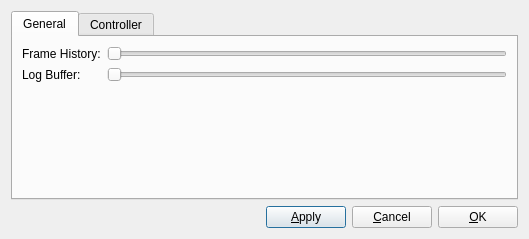
This is heliview/src/SettingsDialog.ui in gcsmith/ktgt-uav-desktop as Qt 5 draws it before an edit. The edited form follows.
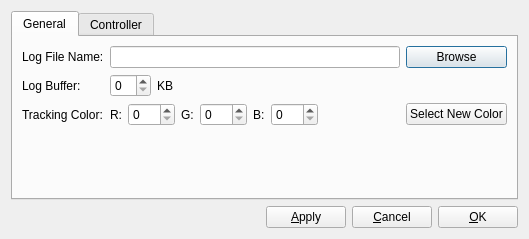
This is the edited form.

Diff of the .ui file:
```diff
--- a/heliview/src/SettingsDialog.ui
+++ b/heliview/src/SettingsDialog.ui
@@ -31,16 +31,9 @@
       </attribute>
       <layout class="QGridLayout" name="gridLayout">
        <item row="0" column="0">
-        <widget class="QLabel" name="label">
+        <widget class="QLabel" name="lbLogFileName">
          <property name="text">
-          <string>Frame History:</string>
-         </property>
-        </widget>
-       </item>
-       <item row="0" column="1">
-        <widget class="QSlider" name="horizontalSlider">
-         <property name="orientation">
-          <enum>Qt::Horizontal</enum>
+          <string>Log File Name:</string>
          </property>
         </widget>
        </item>
@@ -51,14 +44,7 @@
          </property>
         </widget>
        </item>
-       <item row="1" column="1">
-        <widget class="QSlider" name="horizontalSlider_2">
-         <property name="orientation">
-          <enum>Qt::Horizontal</enum>
-         </property>
-        </widget>
-       </item>
-       <item row="2" column="1">
+       <item row="4" column="4">
         <spacer name="verticalSpacer">
          <property name="orientation">
           <enum>Qt::Vertical</enum>
@@ -71,6 +57,116 @@
          </property>
         </spacer>
        </item>
+       <item row="0" column="2">
+        <widget class="QLineEdit" name="leLogFileName"/>
+       </item>
+       <item row="0" column="4">
+        <widget class="QPushButton" name="pbLogFile">
+         <property name="text">
+          <string>Browse</string>
+         </property>
+        </widget>
+       </item>
+       <item row="2" column="0">
+        <widget class="QLabel" name="label">
+         <property name="text">
+          <string>Tracking Color:</string>
+         </property>
+        </widget>
+       </item>
+       <item row="2" column="2">
+        <layout class="QHBoxLayout" name="horizontalLayout_2">
+         <item>
+          <widget class="QLabel" name="lbR">
+           <property name="text">
+            <string>R:</string>
+           </property>
+          </widget>
+         </item>
+         <item>
+          <widget class="QSpinBox" name="sbR">
+           <property name="maximum">
+            <number>255</number>
+           </property>
+          </widget>
+         </item>
+         <item>
+          <widget class="QLabel" name="lbG">
+           <property name="text">
+            <string>G:</string>
+           </property>
+          </widget>
+         </item>
+         <item>
+          <widget class="QSpinBox" name="sbG">
+           <property name="maximum">
+            <number>255</number>
+           </property>
+          </widget>
+         </item>
+         <item>
+          <widget class="QLabel" name="lbB">
+           <property name="text">
+            <string>B:</string>
+           </property>
+          </widget>
+         </item>
+         <item>
+          <widget class="QSpinBox" name="sbB">
+           <property name="maximum">
+            <number>255</number>
+           </property>
+          </widget>
+         </item>
+         <item>
+          <spacer name="horizontalSpacer_2">
+           <property name="orientation">
+            <enum>Qt::Horizontal</enum>
+           </property>
+           <property name="sizeHint" stdset="0">
+            <size>
+             <width>40</width>
+             <height>20</height>
+            </size>
+           </property>
+          </spacer>
+         </item>
+        </layout>
+       </item>
+       <item row="2" column="4">
+        <widget class="QPushButton" name="pushButton">
+         <property name="text">
+          <string>Select New Color</string>
+         </property>
+        </widget>
+       </item>
+       <item row="1" column="2">
+        <layout class="QHBoxLayout" name="horizontalLayout_3">
+         <item>
+          <widget class="QSpinBox" name="sbLogBuffer"/>
+         </item>
+         <item>
+          <widget class="QLabel" name="lbLogBufferSize">
+           <property name="text">
+            <string>KB</string>
+           </property>
+          </widget>
+         </item>
+         <item>
+          <spacer name="horizontalSpacer_3">
+           <property name="orientation">
+            <enum>Qt::Horizontal</enum>
+           </property>
+           <property name="sizeHint" stdset="0">
+            <size>
+             <width>40</width>
+             <height>20</height>
+            </size>
+           </property>
+          </spacer>
+         </item>
+        </layout>
+       </item>
       </layout>
      </widget>
      <widget class="QWidget" name="tab_2">
```
Left out of the diff: 6 changed lines with no effect on the pictures.
